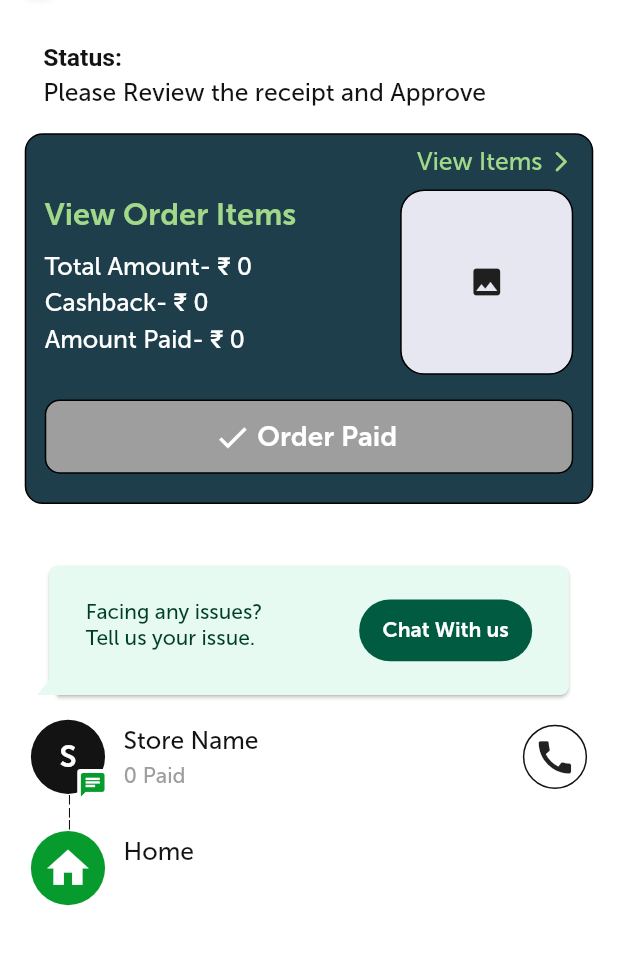
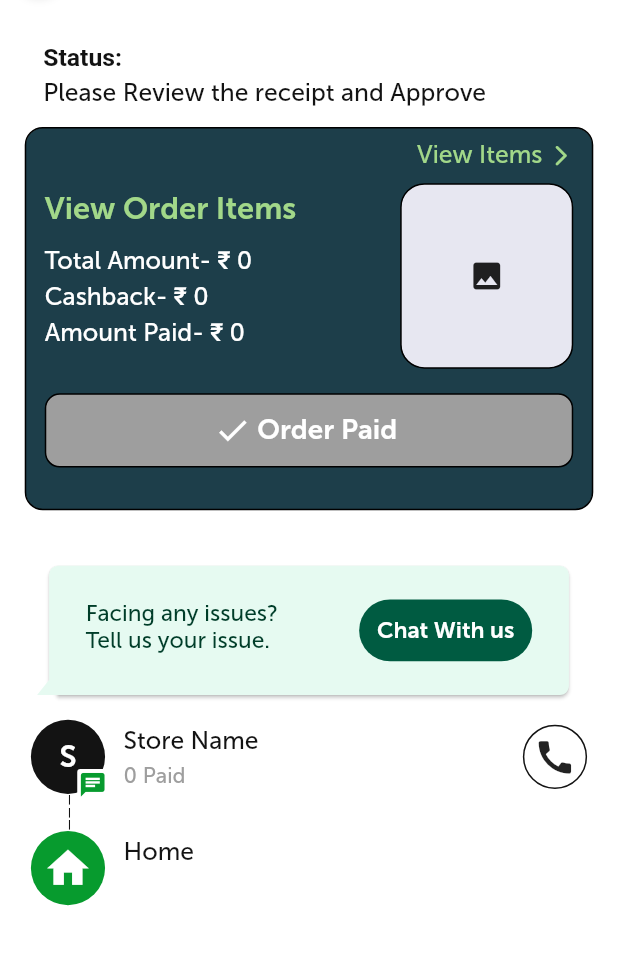
Before and after one commit to Manav5606/rpt, a Flutter app: the HistoryOrderTrackingScreen screen opened directly, on a phone screen of 412 x 824 dp, the part 75-1040 px from its top. Run offline on Flutter 3.47's test engine with Material 2 defaults, Android fonts, the phone set to English and light mode, and no system bars; drawn by our look-alikes of badges, bubble; our stand-ins replace awesome_dialog, buttons_tabbar, cached_network_image, camera, dio, firebase_auth and 36 more; missing offline and left inert: flutter_share_me, freshchat_sdk, geocode, google_place, razorpay_flutter, stream_chat and 1 more; accounts and stored records are empty; network calls fail; statements that could not run were skipped.

Commit message:
fix renderflow error for order tracking page in tab

```diff
--- a/lib/screens/addcart/Widgets/store_name_call_logo.dart
+++ b/lib/screens/addcart/Widgets/store_name_call_logo.dart
@@ -145,7 +145,7 @@ class StoreChatBubble extends StatelessWidget {
                 // "Facing any issues?\nTell us your issue.",
                 style: TextStyle(
                   color: Color(0xff003d29),
-                  fontSize: 14,
+                  fontSize: SizeUtils.horizontalBlockSize * 3.7,
                 ),
               ),
               Container(
@@ -160,7 +160,7 @@ class StoreChatBubble extends StatelessWidget {
                     buttonText ?? "Chat with Us",
                     style: TextStyle(
                         color: Colors.white,
-                        fontSize: 14,
+                        fontSize: SizeUtils.horizontalBlockSize * 3.7,
                         fontWeight: FontWeight.bold),
                   ),
                 ),
--- a/lib/screens/addcart/my_order_item_page.dart
+++ b/lib/screens/addcart/my_order_item_page.dart
@@ -57,7 +57,10 @@ class MyOrderItems extends StatelessWidget {
 
                           style: TextStyle(
                             color: Colors.black,
-                            fontSize: 14,
+                            fontFamily: 'MuseoSans',
+                            fontSize: SizeUtils.horizontalBlockSize * 3.7,
+                            fontWeight: FontWeight.w500,
+                            fontStyle: FontStyle.normal,
                           ),
                         ),
                       ],
--- a/lib/screens/history/history_order_items_page.dart
+++ b/lib/screens/history/history_order_items_page.dart
@@ -60,7 +60,10 @@ class HistoryOrderItems extends StatelessWidget {
 
                                 style: TextStyle(
                                   color: Colors.black,
-                                  fontSize: 14,
+                                  fontFamily: 'MuseoSans',
+                                  fontSize: SizeUtils.horizontalBlockSize * 3.7,
+                                  fontWeight: FontWeight.w500,
+                                  fontStyle: FontStyle.normal,
                                 ),
                               ),
                             ],
--- a/lib/screens/history/history_order_tracking_screen.dart
+++ b/lib/screens/history/history_order_tracking_screen.dart
@@ -899,19 +899,24 @@ class HistoryOrderTrackingScreen extends StatelessWidget {
                                     )),
                           Padding(
                             padding: EdgeInsets.symmetric(
-                                horizontal: 2.w, vertical: 1.h),
+                                horizontal: 2.w, vertical: 0.5.h),
                             child: Container(
-                              height: (order?.status != "") ? 30.h : 27.h,
+                              height: (order?.status != "pending" &&
+                                      order?.orderType != "receipt")
+                                  ? 31.h
+                                  : 28.h,
                               decoration: BoxDecoration(
                                   color: AppConst.ContainerColor,
                                   border: Border.all(),
                                   borderRadius: BorderRadius.circular(12)),
                               child: Padding(
-                                padding: EdgeInsets.symmetric(
-                                    horizontal: 3.w, vertical: 1.h),
+                                padding: EdgeInsets.only(
+                                    left: 3.w, right: 3.w, top: 1.h),
                                 child: Column(
                                   children: [
-                                    InkWell(
+                                    (order?.status != "pending" &&
+                                            order?.orderType != "receipt")
+                                        ? InkWell(
                                             onTap: () {
                                               Get.to(HistoryOrderItems(
                                                 order: order,
@@ -919,7 +924,8 @@ class HistoryOrderTrackingScreen extends StatelessWidget {
                                               ));
                                             },
                                             child: Padding(
-                                        padding: EdgeInsets.only(bottom: 0.5.h),
+                                              padding: EdgeInsets.only(
+                                                  bottom: 0.5.h),
                                               child: Row(
                                                 mainAxisAlignment:
                                                     MainAxisAlignment.end,
@@ -927,25 +933,29 @@ class HistoryOrderTrackingScreen extends StatelessWidget {
                                                   Text(
                                                     "View Items",
                                                     style: TextStyle(
-                                                color: AppConst.lightGreen,
+                                                      color:
+                                                          AppConst.lightGreen,
                                                       fontSize: SizeUtils
                                                               .horizontalBlockSize *
                                                           4,
-                                                fontWeight: FontWeight.w500,
+                                                      fontWeight:
+                                                          FontWeight.w500,
                                                     ),
                                                   ),
                                                   SizedBox(
                                                     width: 1.w,
                                                   ),
                                                   Icon(
-                                              Icons.arrow_forward_ios_rounded,
+                                                    Icons
+                                                        .arrow_forward_ios_rounded,
                                                     color: AppConst.lightGreen,
                                                     size: 2.h,
                                                   )
                                                 ],
                                               ),
                                             ),
-                                    ),
+                                          )
+                                        : SizedBox(),
                                     Row(
                                       children: [
                                         Container(
```
Also changed, not shown: lib/screens/addcart/active_order_tracking_screen.dart (+15 -10 lines). Lines whose indentation alone changed are shown as unchanged.
